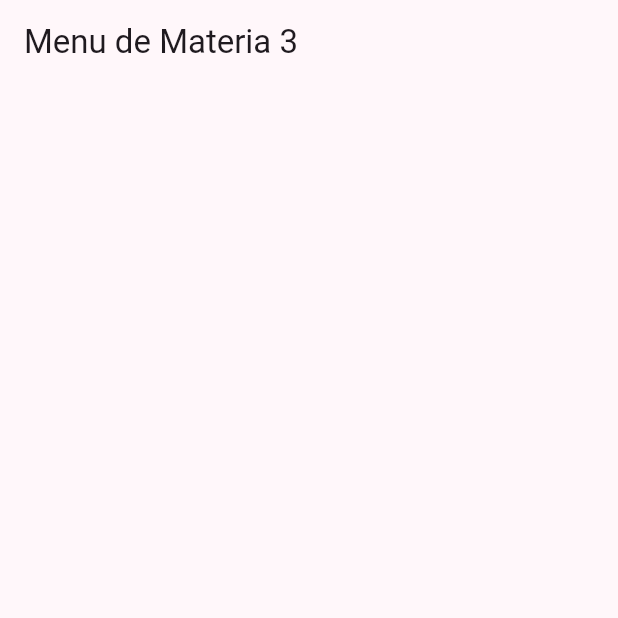
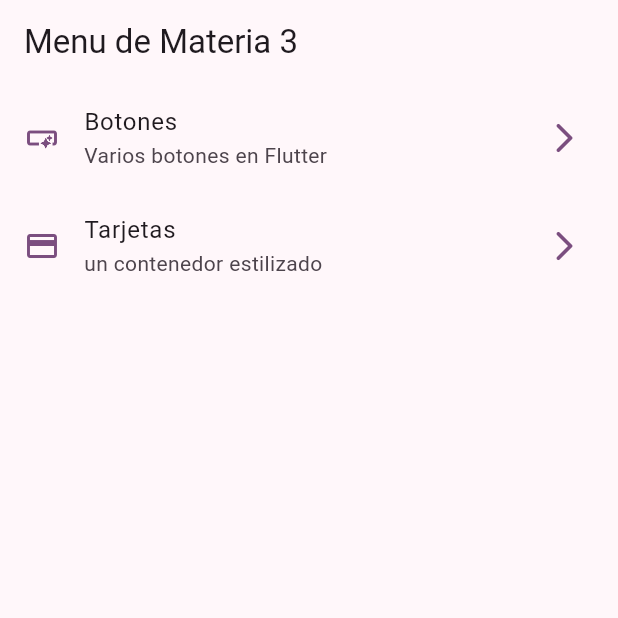
Before and after one commit to tecBogarin/witget_flutter, a Flutter app: the screen it shows after launch, on a phone screen of 412 x 824 dp, the top half of it. Run offline on Flutter 3.47's test engine with Material 2 defaults, Android fonts, the phone set to English and light mode, and no system bars.

Commit message:
uso de ListTitle

```diff
--- a/lib/config/menu/menu_items.dart
+++ b/lib/config/menu/menu_items.dart
@@ -23,6 +23,6 @@ const appMenuItems = <MenuItem>[
       title: 'Tarjetas',
       subTitle: 'un contenedor estilizado',
       link: '/card',
-      icon: Icons.smart_button_outlined),
+      icon: Icons.credit_card),
 
 ];
--- a/lib/presentation/screens/home/home_screen.dart
+++ b/lib/presentation/screens/home/home_screen.dart
@@ -1,4 +1,5 @@
 import 'package:flutter/material.dart';
+import 'package:widgets_app/config/menu/menu_items.dart';
 
 class HomeScreen extends StatelessWidget {
   const HomeScreen({super.key});
@@ -9,6 +10,39 @@ class HomeScreen extends StatelessWidget {
       appBar: AppBar(
         title: const Text('Menu de Materia 3'),
       ),
+      body: ListView.builder(
+          itemCount: appMenuItems.length, itemBuilder: menuList2),
+    );
+  }
+
+  Widget menuList(BuildContext context, int index) {
+    final menuItem = appMenuItems[index];
+    return Text(menuItem.title);
+  }
+
+  Widget menuList2(BuildContext context, int index) {
+    final menuItem = appMenuItems[index];
+    return _CustomListTitle(menuItem: menuItem);
+  }
+}
+
+class _CustomListTitle extends StatelessWidget {
+  const _CustomListTitle({
+    required this.menuItem,
+  });
+
+  final MenuItem menuItem;
+
+  @override
+  Widget build(BuildContext context) {
+    final colors = Theme.of(context).colorScheme;
+
+    return ListTile(
+      leading: Icon(menuItem.icon, color: colors.primary),
+      trailing: Icon(Icons.arrow_forward_ios_rounded, color: colors.primary),
+      title: Text(menuItem.title),
+      subtitle: Text(menuItem.subTitle),
+      onTap: () {},
     );
   }
 }
```
